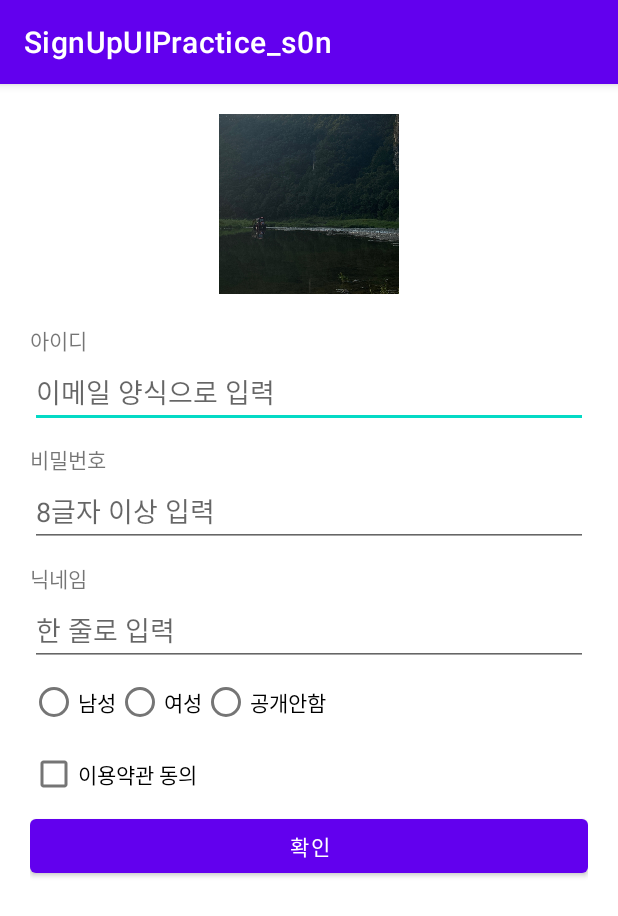
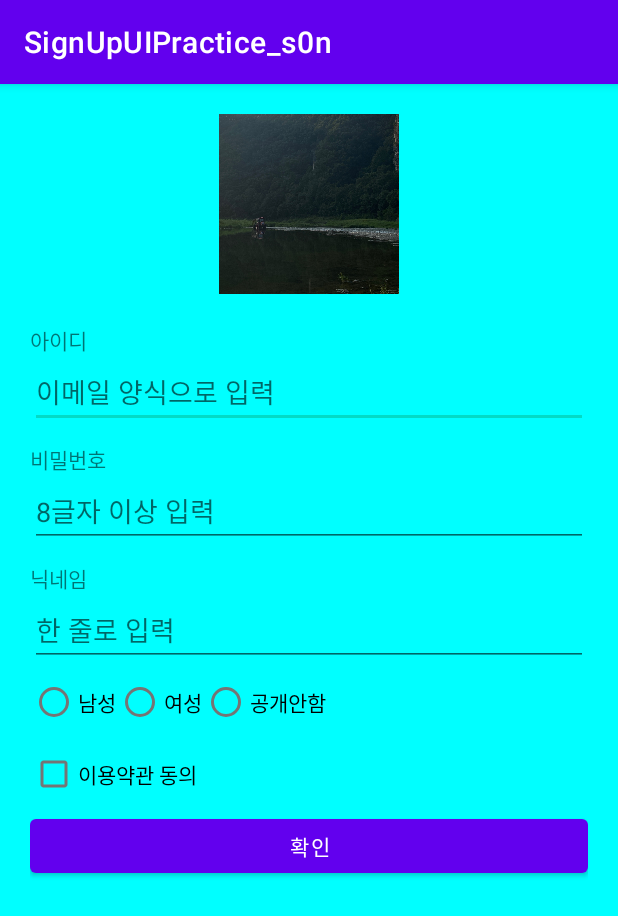
Before and after one commit to sonlucy/SignUpUIPractice_s0n, an Android app: the screen it shows after launch (MainActivity), on a phone screen of 412 x 824 dp. Shown: the top 916 px of the screen. Run offline under Robolectric (Android 15) with nearby library versions, the phone set to English and light mode, and no system bars.

Commit message:
배경 색상 변경

```diff
--- a/app/src/main/res/layout/activity_main.xml
+++ b/app/src/main/res/layout/activity_main.xml
@@ -7,6 +7,7 @@
     tools:context=".MainActivity"
     android:gravity="top"
     android:padding="20dp"
+    android:background="#00FFFF"
     android:orientation="vertical">
 
     <LinearLayout
```
